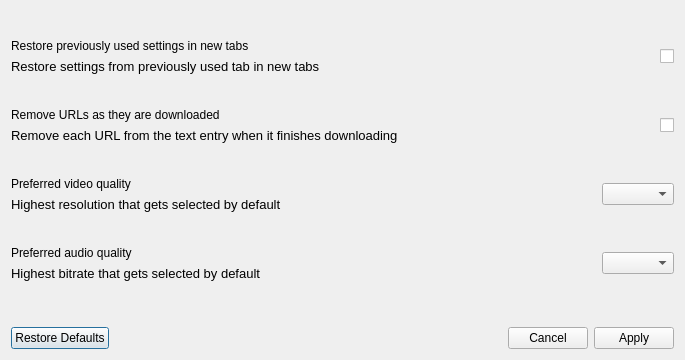
markop404/media-downloader, file src/designer/preferences_dialog.ui: the form before one commit.
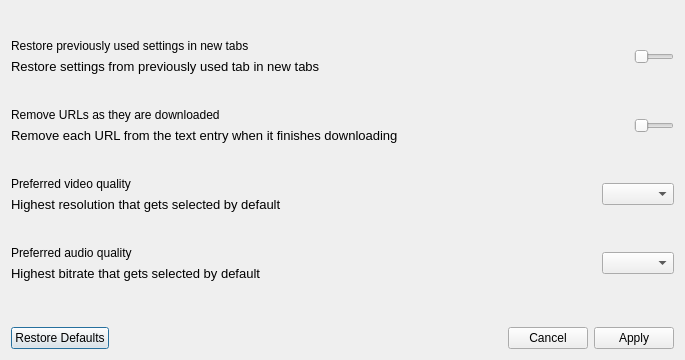
The form after the commit.

Patch:
```diff
--- a/src/designer/preferences_dialog.ui
+++ b/src/designer/preferences_dialog.ui
@@ -94,12 +94,24 @@
       </spacer>
      </item>
      <item>
-      <widget class="QCheckBox" name="restoreSettingsCheckBox">
+      <widget class="QSlider" name="horizontalSlider">
+       <property name="maximumSize">
+        <size>
+         <width>40</width>
+         <height>16777215</height>
+        </size>
+       </property>
        <property name="focusPolicy">
         <enum>Qt::FocusPolicy::NoFocus</enum>
        </property>
-       <property name="text">
-        <string/>
+       <property name="maximum">
+        <number>1</number>
+       </property>
+       <property name="pageStep">
+        <number>1</number>
+       </property>
+       <property name="orientation">
+        <enum>Qt::Orientation::Horizontal</enum>
        </property>
       </widget>
      </item>
@@ -173,12 +185,24 @@
       </spacer>
      </item>
      <item>
-      <widget class="QCheckBox" name="removeURLsCheckBox">
+      <widget class="QSlider" name="horizontalSlider2">
+       <property name="maximumSize">
+        <size>
+         <width>40</width>
+         <height>16777215</height>
+        </size>
+       </property>
        <property name="focusPolicy">
         <enum>Qt::FocusPolicy::NoFocus</enum>
        </property>
-       <property name="text">
-        <string/>
+       <property name="maximum">
+        <number>1</number>
+       </property>
+       <property name="pageStep">
+        <number>1</number>
+       </property>
+       <property name="orientation">
+        <enum>Qt::Orientation::Horizontal</enum>
        </property>
       </widget>
      </item>
```
